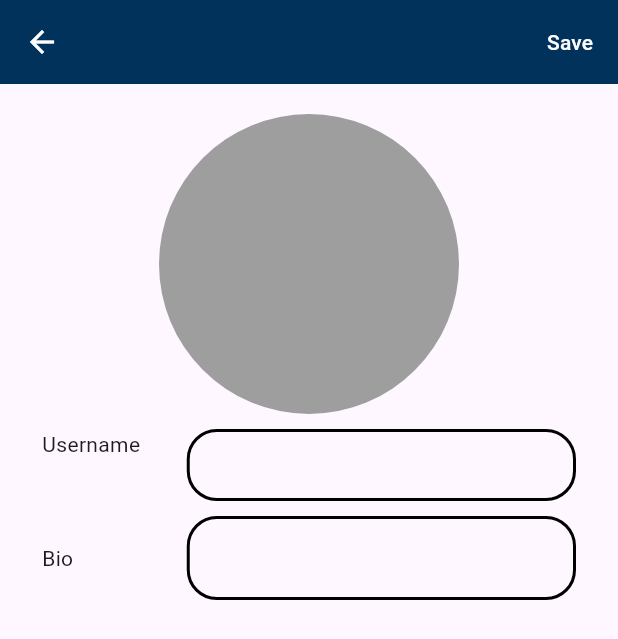
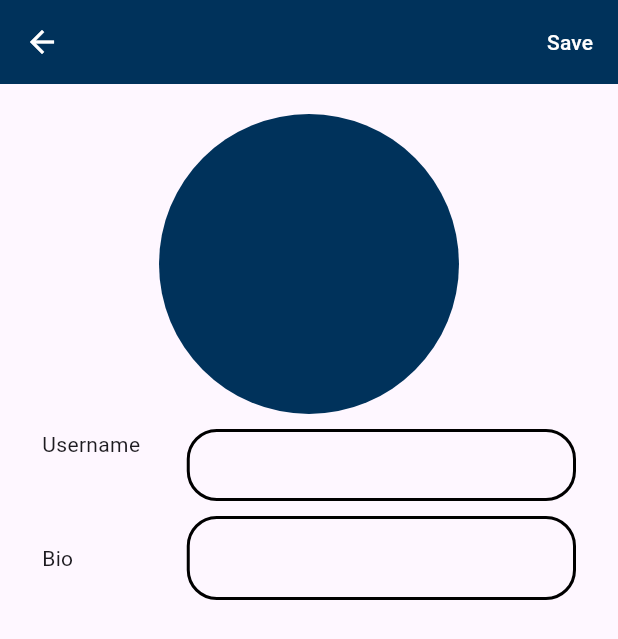
Before and after one commit to rai-ms/whisper, a Flutter app: the EditProfileView screen opened by its route, on a phone screen of 412 x 824 dp. Shown: the top 639 px of the screen. Run offline on Flutter 3.47's test engine with Material 2 defaults, Android fonts, the phone set to English and light mode, and no system bars; our stand-ins replace cached_network_image, dots_indicator, flutter_otp_text_field, flutter_svg, font_awesome_flutter, image_picker and 3 more; accounts and stored records are empty.

Commit message:
Commiting  all features except post edit

```diff
--- a/lib/repository/post_repo/post_repo.dart
+++ b/lib/repository/post_repo/post_repo.dart
@@ -3,6 +3,7 @@ import 'package:whisper/data/app_exceptions/app_exception.dart';
 import 'package:whisper/model/comment.dart';
 import 'package:whisper/model/login_payload.dart';
 import 'package:whisper/model/response.dart';
+import 'package:whisper/utils/app_helper/app_keys.dart';
 import '../../data/network/base_api_service.dart';
 import '../../data/network/network_api_services.dart';
 import '../../model/feed_response_model.dart';
@@ -24,8 +25,8 @@ class PostRepository {
     ApiResponsePostCreatedModel? res;
     await UserData.getUserAccessToken().then((accessToken) async {
       Map<String, String> resetHeader = {
-        'Content-Type': 'application/json; charset=UTF-8',
-        'Authorization': accessToken!,
+        ApiKeys.contentType: '${ApiKeys.applicationJson} charset=UTF-8',
+        ApiKeys.authorization: accessToken!,
       };
       await _baseAPIServices.postAPIWithHeader(AppUrl.createPostEndPoint, data.toJson(), resetHeader).then((value) {
         try {
--- a/lib/utils/app_helper/app_strings.dart
+++ b/lib/utils/app_helper/app_strings.dart
@@ -8,6 +8,12 @@ class AppStrings {
   static const String provideUsername = "Enter username";
   static const String username = "Username";
   static const String save = "Save";
+  static const String details = "Details";
+  static const String joinedOn = "Joined on ";
+  static const String unfollow = "Unfollow" ;
+  static const String editProfile = "Edit Profile" ;
+  static const String pleaseEnter = "Please enter 4-digits code sent to your Email ";
+  static const String notificationContent = "Notification Content which contains Like, Share, Follow, Comment messages";
   static const String profileUpdated = "Profile Updated Successfully";
   static const String provideName = "Enter name";
   static const String invalidMobileNumber = "Invalid Phone number";
@@ -31,6 +37,8 @@ class AppStrings {
   static const String privacyPolicy = '“Privacy Policy”';
   static const String notValidMail = "Not Valid Mail";
   static const String id = "Id";
+  static const String reportPost = "Report Post";
+  static const String addToStory = "Add To Story";
   static const String and = ' and ';
   static const String sendOTP = 'Send OTP';
   static const String termsOfUse = '“Terms of Use”.';
@@ -69,12 +77,16 @@ class AppStrings {
   static const String errorLogout = "$error Logout";
   static const String createAnAccount = "Create an account to continue";
   static const String emptyString = "";
+  static const String seeYourAbout = "See your About Info";
+  static const String follow = "Follow";
+  static const String enterValidOTP = "Enter a Valid OTP";
   static const String otpAuth = "OTP Authentication";
   static const String appName = "InfoProfile";
   static const String dontHaveAccount = "Don't have account? ";
   static const String alreadyHaveAccount = "Already have account? ";
   static const String noNetwork = "No Network ";
   static const String signUp = "Sign Up";
+  static const String verifyFor = "Verify for ";
   static const String logoutSuccess = "Log-Out Success";
   static const String createAccount = "Create Account";
   static const String yourMailIs = "Your mail is verified, click on the create account to fill the required fields";
--- a/lib/view/edit_profile_view/edit_profile_view.dart
+++ b/lib/view/edit_profile_view/edit_profile_view.dart
@@ -52,7 +52,7 @@ class _EditProfileViewState extends State<EditProfileView> {
                     children: [
                       sizedBox(hei: 20),
                       InkWell(
-                        onTap: (){
+                        onTap: () {
                           provider.fetchFromGallery();
                         },
                         child: (provider.isPicked) ? SizedBox(
@@ -64,7 +64,7 @@ class _EditProfileViewState extends State<EditProfileView> {
                           ),
                         ) : CircleAvatar(
                           radius: 100,
-                          backgroundColor: Theme.of(context).canvasColor,
+                          backgroundColor: Theme.of(context).primaryColor,
                         ),
                       ),
                       sizedBox(hei: 10),
--- a/lib/view/home_view/widgets/bottom_navigation.dart
+++ b/lib/view/home_view/widgets/bottom_navigation.dart
@@ -19,7 +19,6 @@ class _AppBottomNavigationBarState extends State<AppBottomNavigationBar> {
   double? unSelectedSize = 25;
   @override
   Widget build(BuildContext context) {
-
     return Container (
         padding: const EdgeInsets.only(top: 10,),
         decoration: BoxDecoration(
--- a/lib/view/notification_view/notification_view.dart
+++ b/lib/view/notification_view/notification_view.dart
@@ -52,7 +52,7 @@ class _NotificationViewState extends State<NotificationView> {
                 key: const PageStorageKey<String>(StoragePathKey.notificationPath),
                 itemBuilder: (context, index){
                   return const ListTile(
-                    title: Text("Notification Content which contains Like, Share, Follow, Comment messages"),
+                    title: Text(AppStrings.notificationContent),
                     // leading: ,
                     // leading: ClipRRect(
                     //   child: UtilityHelper.image("https://cdn-icons-png.flaticon.com/512/25/25231.png")),
--- a/lib/view/post_view/widgets/like_comment_share_bar.dart
+++ b/lib/view/post_view/widgets/like_comment_share_bar.dart
@@ -418,7 +418,7 @@ class _CommentLikeShareBarState extends State<CommentLikeShareBar> {
                             mainAxisAlignment: MainAxisAlignment.center,
                             crossAxisAlignment: CrossAxisAlignment.start,
                             children: [
-                              if(PostCardCommentViewModel.editComment.isNotEmpty) Container(
+                              if(PostCardCommentViewModel.editComment.isNotEmpty) SizedBox(
                                 height: 20,
                                 child: Text(PostCardCommentViewModel.editComment),
                               ),
--- a/lib/view/post_view/widgets/post_card.dart
+++ b/lib/view/post_view/widgets/post_card.dart
@@ -2,6 +2,7 @@ import 'package:flutter/material.dart';
 import 'package:provider/provider.dart';
 import 'package:whisper/global/global.dart';
 import 'package:whisper/model/feed_response_model.dart';
+import 'package:whisper/utils/app_helper/app_strings.dart';
 import 'package:whisper/utils/app_helper/user_data_preferences/user_data.dart';
 import 'package:whisper/utils/routes/route_name.dart';
 import 'package:whisper/view/post_view/widgets/user_model_post.dart';
@@ -76,11 +77,11 @@ class _PostCardState extends State<PostCard> {
                               return const CommentLikeShareBar(postId: "",);
                             }
                             else if(snapshot.hasError){
-                              return const Text("Error while loading");
+                              return const Text(AppStrings.errorOccured);
                             }
                             else {
 
-                              return const Text("Data not found");
+                              return const Text(AppStrings.noDataFound);
                             }
                           }
                       );
--- a/lib/view/post_view/widgets/user_model_post.dart
+++ b/lib/view/post_view/widgets/user_model_post.dart
@@ -3,6 +3,7 @@ import 'package:provider/provider.dart';
 import 'package:whisper/components/utility_helper.dart';
 import 'package:whisper/global/global.dart';
 import 'package:whisper/repository/post_repo/post_repo.dart';
+import 'package:whisper/utils/app_helper/app_strings.dart';
 import 'package:whisper/utils/app_helper/app_style.dart';
 import 'package:whisper/utils/app_helper/user_data_preferences/user_data.dart';
 import '../../../utils/utils.dart';
@@ -43,7 +44,7 @@ class _UserRowPostState extends State<UserRowPost> {
       children: [
         Row(
           children: [
-            ClipOval(child: UtilityHelper.image( widget.postedByUserImage ??  "https://images.pexels.com/photos/771742/pexels-photo-771742.jpeg?auto=compress&cs=tinysrgb&dpr=1&w=500", height: 40, width: 40, fit: BoxFit.fill)),
+            ClipOval(child: UtilityHelper.image( widget.postedByUserImage ??  dp, height: 40, width: 40, fit: BoxFit.fill)),
             sizedBox(wid: 10),
             Column(
               crossAxisAlignment: CrossAxisAlignment.start,
@@ -60,7 +61,7 @@ class _UserRowPostState extends State<UserRowPost> {
               return [
                 if(userId != widget.postedById) PopupMenuItem(
                   value: "report",
-                  child: const Text("Report Post"),
+                  child: const Text(AppStrings.reportPost),
                   onTap: (){
                     pr.reportPost(widget.postId!);
                   },
--- a/lib/view/third_user_profile_view/third_user_profile_view.dart
+++ b/lib/view/third_user_profile_view/third_user_profile_view.dart
@@ -53,7 +53,7 @@ class _ThirdUserProfileViewState extends State<ThirdUserProfileView> {
                                       onTap: (){
                                         pr1.unfollowUser(widget.id);
                                       },
-                                    title: "Unfollow",
+                                    title: AppStrings.unfollow,
                                     ),
                                   )
                                     :
@@ -61,7 +61,7 @@ class _ThirdUserProfileViewState extends State<ThirdUserProfileView> {
                                     flex: 3,
                                     child: AppRoundedButton(height: 50, onTap: () async {
                                       pr1.followUser(widget.id);
-                                    }, title: "Follow"),
+                                    }, title: AppStrings.follow),
                                   ),
                                   sizedBox(wid: 20),
                                 ],
@@ -92,7 +92,7 @@ class _ThirdUserProfileViewState extends State<ThirdUserProfileView> {
                           );
                         }
                         else {
-                          return const Text("No Data Found!");
+                          return const Text(AppStrings.noDataFound);
                         }
                       }
                   ),
--- a/lib/view_model/global_provider/get_profile_data_provider.dart
+++ b/lib/view_model/global_provider/get_profile_data_provider.dart
@@ -30,4 +30,6 @@ class GetProfileData extends ChangeNotifier
   Future<String?> getProfilePic() async {
     return createdAt ?? await UserData.getProfilePic();
   }
+
+
 }
--- a/lib/view_model/personal_profile_view_model/api_res_provider.dart
+++ b/lib/view_model/personal_profile_view_model/api_res_provider.dart
@@ -44,7 +44,6 @@ class PostViewApiResponseProvider extends ChangeNotifier{
     return res;
   }
 
-
   static Future<LikeAndCommentOfApiResponse?> getLikesAndComments(String id) async {
     LikeAndCommentOfApiResponse? res;
     APIResponseCommentModel? comment;
```
Also changed, not shown: lib/repository/home_repo/get_my_posts_repo.dart (deleted, +0 -11 lines), lib/utils/app_helper/app_url.dart (+6 -6 lines), lib/view/home_view/home_view.dart (+8 -7 lines), lib/view/otp_auth_view/otp_auth_view.dart (+3 -4 lines), lib/view/post_view/post_view.dart (+9 -8 lines), lib/view/profile_view/profile_view.dart (+7 -6 lines), lib/view_model/personal_profile_view_model/personal_profile_view_model.dart (+37 -0 lines), lib/repository/forget_password_repo/forget_password_repo.dart (deleted).
